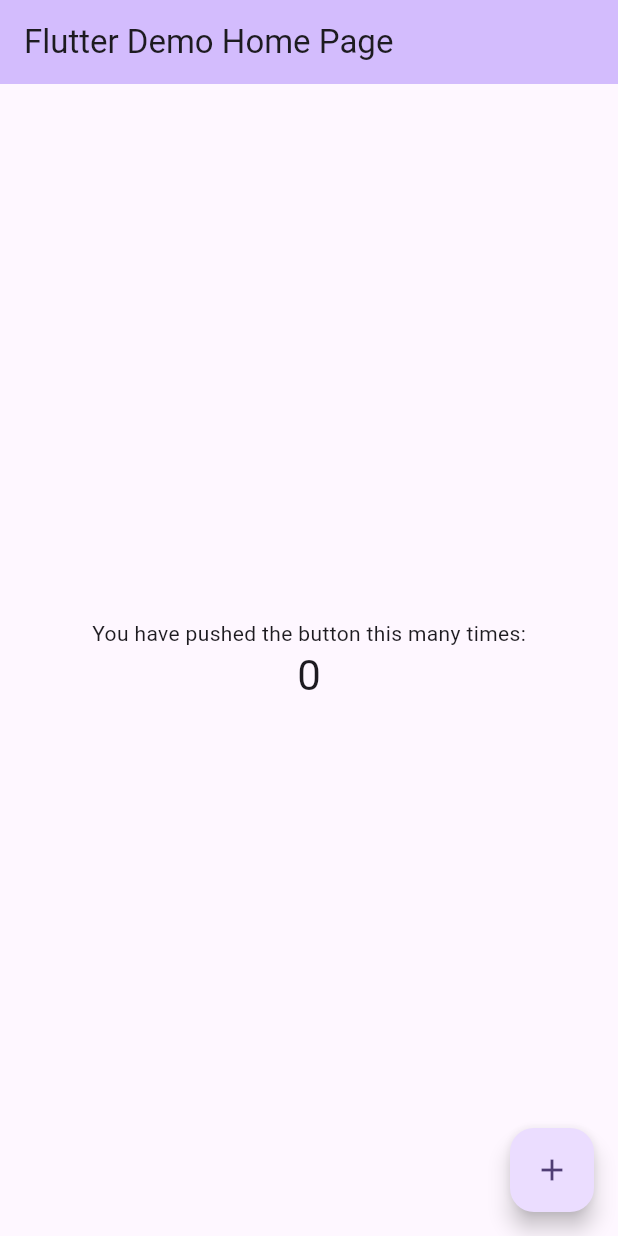
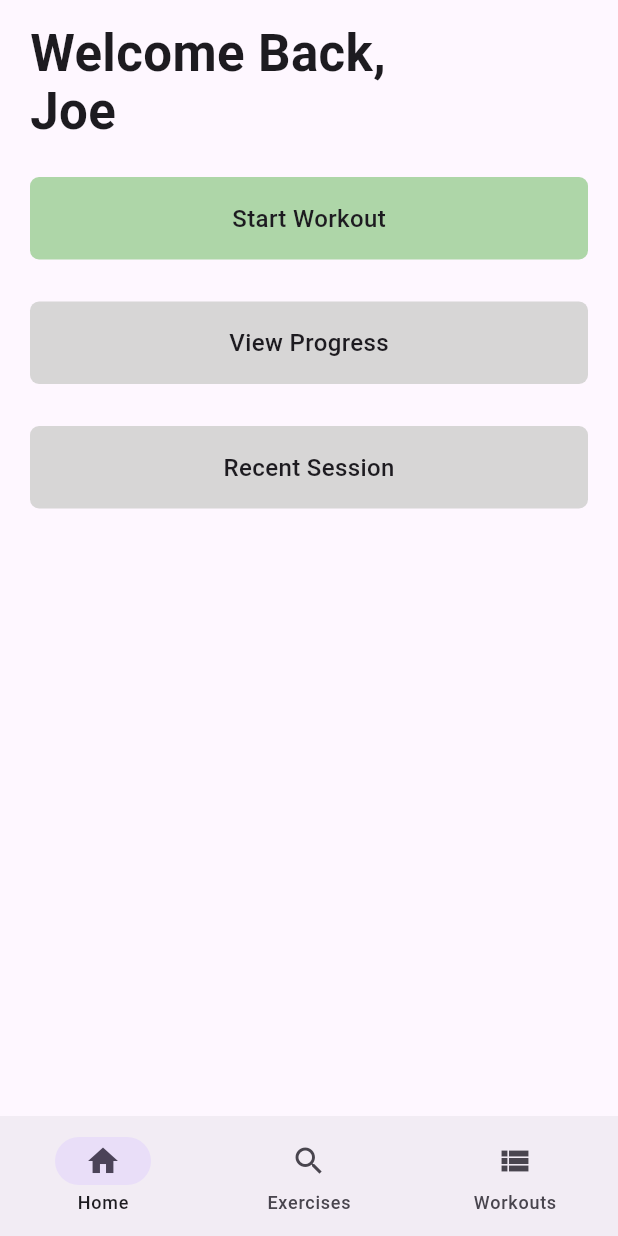
Before and after one commit to suncycles/fitlog, a Flutter app: the screen it shows after launch, on a phone screen of 412 x 824 dp. Run offline on Flutter 3.47's test engine with Material 3 defaults, Android fonts, the phone set to English and light mode, and no system bars.

Commit message:
work on home_screen and search_screen

```diff
--- a/lib/main.dart
+++ b/lib/main.dart
@@ -1,4 +1,6 @@
 import 'package:flutter/material.dart';
+import 'screens/home_screen.dart';
+import 'screens/search_screen.dart';
 
 void main() {
   runApp(const MyApp());
@@ -7,119 +9,19 @@ void main() {
 class MyApp extends StatelessWidget {
   const MyApp({super.key});
 
-  // This widget is the root of your application.
   @override
   Widget build(BuildContext context) {
     return MaterialApp(
-      title: 'Flutter Demo',
+      title: 'LiftLog',
       theme: ThemeData(
-        // This is the theme of your application.
-        //
-        // TRY THIS: Try running your application with "flutter run". You'll see
-        // the application has a purple toolbar. Then, without quitting the app,
-        // try changing the seedColor in the colorScheme below to Colors.green
-        // and then invoke "hot reload" (save your changes or press the "hot
-        // reload" button in a Flutter-supported IDE, or press "r" if you used
-        // the command line to start the app).
-        //
-        // Notice that the counter didn't reset back to zero; the application
-        // state is not lost during the reload. To reset the state, use hot
-        // restart instead.
-        //
-        // This works for code too, not just values: Most code changes can be
-        // tested with just a hot reload.
         colorScheme: ColorScheme.fromSeed(seedColor: Colors.deepPurple),
         useMaterial3: true,
       ),
-      home: const MyHomePage(title: 'Flutter Demo Home Page'),
+      initialRoute: '/',
+      routes: {
+        '/': (context) => const HomeScreen(),
+        '/search': (context) => const SearchScreen(),
+      },
     );
   }
 }
-
-class MyHomePage extends StatefulWidget {
-  const MyHomePage({super.key, required this.title});
-
-  // This widget is the home page of your application. It is stateful, meaning
-  // that it has a State object (defined below) that contains fields that affect
-  // how it looks.
-
-  // This class is the configuration for the state. It holds the values (in this
-  // case the title) provided by the parent (in this case the App widget) and
-  // used by the build method of the State. Fields in a Widget subclass are
-  // always marked "final".
-
-  final String title;
-
-  @override
-  State<MyHomePage> createState() => _MyHomePageState();
-}
-
-class _MyHomePageState extends State<MyHomePage> {
-  int _counter = 0;
-
-  void _incrementCounter() {
-    setState(() {
-      // This call to setState tells the Flutter framework that something has
-      // changed in this State, which causes it to rerun the build method below
-      // so that the display can reflect the updated values. If we changed
-      // _counter without calling setState(), then the build method would not be
-      // called again, and so nothing would appear to happen.
-      _counter++;
-    });
-  }
-
-  @override
-  Widget build(BuildContext context) {
-    // This method is rerun every time setState is called, for instance as done
-    // by the _incrementCounter method above.
-    //
-    // The Flutter framework has been optimized to make rerunning build methods
-    // fast, so that you can just rebuild anything that needs updating rather
-    // than having to individually change instances of widgets.
-    return Scaffold(
-      appBar: AppBar(
-        // TRY THIS: Try changing the color here to a specific color (to
-        // Colors.amber, perhaps?) and trigger a hot reload to see the AppBar
-        // change color while the other colors stay the same.
-        backgroundColor: Theme.of(context).colorScheme.inversePrimary,
-        // Here we take the value from the MyHomePage object that was created by
-        // the App.build method, and use it to set our appbar title.
-        title: Text(widget.title),
-      ),
-      body: Center(
-        // Center is a layout widget. It takes a single child and positions it
-        // in the middle of the parent.
-        child: Column(
-          // Column is also a layout widget. It takes a list of children and
-          // arranges them vertically. By default, it sizes itself to fit its
-          // children horizontally, and tries to be as tall as its parent.
-          //
-          // Column has various properties to control how it sizes itself and
-          // how it positions its children. Here we use mainAxisAlignment to
-          // center the children vertically; the main axis here is the vertical
-          // axis because Columns are vertical (the cross axis would be
-          // horizontal).
-          //
-          // TRY THIS: Invoke "debug painting" (choose the "Toggle Debug Paint"
-          // action in the IDE, or press "p" in the console), to see the
-          // wireframe for each widget.
-          mainAxisAlignment: MainAxisAlignment.center,
-          children: <Widget>[
-            const Text(
-              'You have pushed the button this many times:',
-            ),
-            Text(
-              '$_counter',
-              style: Theme.of(context).textTheme.headlineMedium,
-            ),
-          ],
-        ),
-      ),
-      floatingActionButton: FloatingActionButton(
-        onPressed: _incrementCounter,
-        tooltip: 'Increment',
-        child: const Icon(Icons.add),
-      ), // This trailing comma makes auto-formatting nicer for build methods.
-    );
-  }
-}
--- a/lib/screens/home_screen.dart
+++ b/lib/screens/home_screen.dart
@@ -0,0 +1,154 @@
+import 'package:flutter/material.dart';
+//import 'view_workouts_list_screen.dart';
+//import 'exercise_progress_screen.dart';
+//import 'recent_session_screen.dart';
+import 'search_screen.dart';
+
+class HomeScreen extends StatefulWidget {
+  const HomeScreen({super.key});
+
+  @override
+  State<HomeScreen> createState() => _HomeScreenState();
+}
+
+class _HomeScreenState extends State<HomeScreen> {
+  int _selectedIndex = 0;
+
+  final List<Widget> _screens = [
+    const _HomepagePanel(),
+    const SearchScreen(),
+    const WorkoutsListScreen(),
+  ];
+
+  @override
+  Widget build(BuildContext context) {
+    return Scaffold(
+      body: IndexedStack(
+        index: _selectedIndex,
+        children: _screens,
+      ),
+
+      bottomNavigationBar: NavigationBar(
+        selectedIndex: _selectedIndex,
+        onDestinationSelected: (index) => setState(() => _selectedIndex = index),
+        destinations: const [
+          NavigationDestination(icon: Icon(Icons.home), label: 'Home'),
+          NavigationDestination(icon: Icon(Icons.search), label: 'Exercises'),
+          NavigationDestination(icon: Icon(Icons.view_list), label: 'Workouts'),
+        ],
+      ),
+    );
+  }
+}
+
+class _HomepagePanel extends StatelessWidget {
+  const _HomepagePanel();
+
+  @override
+  Widget build(BuildContext context) {
+    const Color startButtonColor = Color.fromARGB(255, 174, 214, 168);
+    const Color cardColor = Color.fromARGB(255, 215, 214, 214);
+
+    return SafeArea(
+      child: Padding(
+        padding: const EdgeInsets.fromLTRB(20, 16, 20, 0),
+        child: Column(
+          crossAxisAlignment: CrossAxisAlignment.start,
+          children: [
+            const Text(
+              'Welcome Back,\nJoe',
+              style: TextStyle(
+                fontSize: 34,
+                fontWeight: FontWeight.w600,
+                height: 1.15,
+              ),
+            ),
+            const SizedBox(height: 24),
+
+            //Start Workout
+            InkWell(
+              onTap: () {
+                Navigator.push(
+                  context,
+                  MaterialPageRoute(builder: (_) => const WorkoutsListScreen()),
+                );
+              },
+              child: Container(
+                width: double.infinity,
+                padding: const EdgeInsets.symmetric(vertical: 16),
+                decoration: BoxDecoration(
+                  color: startButtonColor,
+                  borderRadius: BorderRadius.circular(6),
+                ),
+                alignment: Alignment.center,
+                child: const Padding(
+                  padding: EdgeInsets.symmetric(horizontal: 16),
+                  child: Text(
+                    'Start Workout',
+                    style: TextStyle(fontSize: 16, fontWeight: FontWeight.w500),
+                  ),
+                ),
+              ),
+            ),
+
+            const SizedBox(height: 28),
+
+            //View Progress
+            InkWell(
+              onTap: () {
+                Navigator.push(
+                  context,
+                  MaterialPageRoute(builder: (_) => const ProgressScreen()),
+                );
+              },
+              child: Container(
+                width: double.infinity,
+                padding: const EdgeInsets.symmetric(vertical: 16),
+                decoration: BoxDecoration(
+                  color: cardColor,
+                  borderRadius: BorderRadius.circular(6),
+                ),
+                alignment: Alignment.center,
+                child: const Padding(
+                  padding: EdgeInsets.symmetric(horizontal: 16),
+                  child: Text(
+                    'View Progress',
+                    style: TextStyle(fontSize: 16, fontWeight: FontWeight.w500),
+                  ),
+                ),
+              ),
+            ),
+
+            const SizedBox(height: 28),
+
+            // Recent Session
+            InkWell(
+              onTap: () {
+                Navigator.push(
+                  context,
+                  MaterialPageRoute(builder: (_) => const RecentSessionScreen()),
+                );
+              },
+              child: Container(
+                width: double.infinity,
+                padding: const EdgeInsets.symmetric(vertical: 16),
+                decoration: BoxDecoration(
+                  color: cardColor,
+                  borderRadius: BorderRadius.circular(6),
+                ),
+                alignment: Alignment.center,
+                child: const Padding(
+                  padding: EdgeInsets.symmetric(horizontal: 16),
+                  child: Text(
+                    'Recent Session',
+                    style: TextStyle(fontSize: 16, fontWeight: FontWeight.w500),
+                  ),
+                ),
+              ),
+            ),
+          ],
+        ),
+      ),
+    );
+  }
+}
```
Also changed, not shown: lib/screens/search_screen.dart (+198 -0 lines), pubspec.lock.
